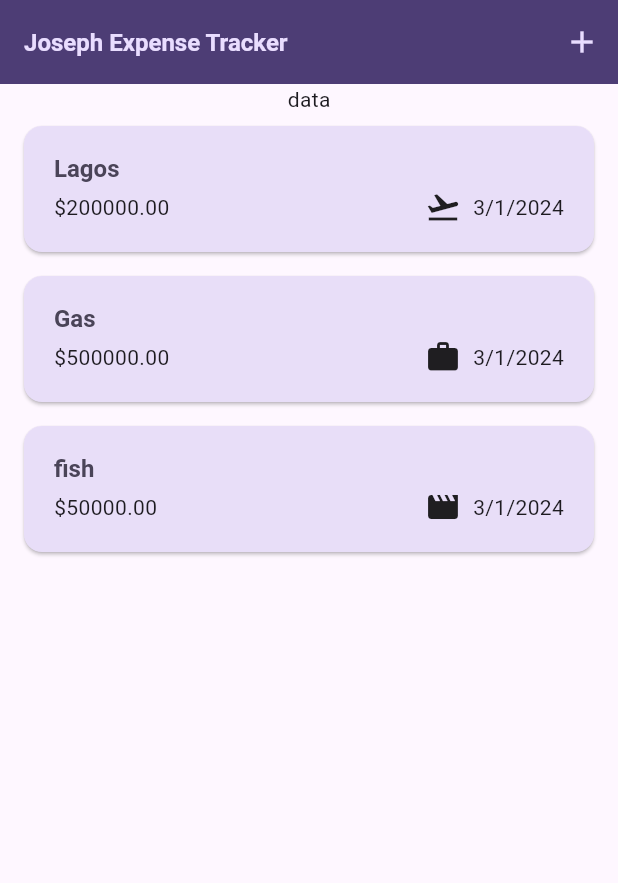
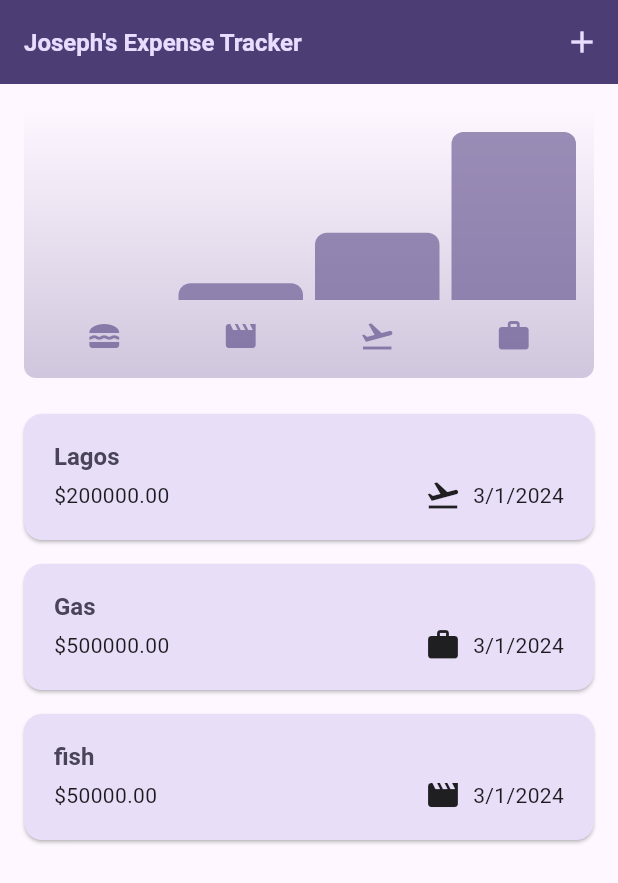
Before and after one commit to Joseph-Ofodum/expense_tracker, a Flutter app: the screen it shows after launch, on a phone screen of 412 x 824 dp. Shown: the top 883 px of the screen. Run offline on Flutter 3.47's test engine with Material 3 defaults, Android fonts, the phone set to English and light mode, and no system bars.

```diff
--- a/lib/main.dart
+++ b/lib/main.dart
@@ -1,4 +1,5 @@
 import 'package:flutter/material.dart';
+import 'package:flutter/services.dart';
 
 import 'package:expense_tracker/widgets/expenses.dart';
 
@@ -12,7 +13,12 @@ var kDarkColorScheme = ColorScheme.fromSeed(
 );
 
 void main() {
-  runApp(
+  WidgetsFlutterBinding.ensureInitialized();
+  SystemChrome.setPreferredOrientations([
+    DeviceOrientation.portraitUp,
+
+  ]).then((fn){
+    runApp(
     MaterialApp(
       darkTheme: ThemeData.dark().copyWith(
         colorScheme: kDarkColorScheme,
@@ -55,4 +61,8 @@ void main() {
       home: const Expenses(),
     ),
   );
+
+  }
+  );
+
 }
--- /dev/null
+++ b/lib/widgets/chart/chart.dart
@@ -0,0 +1,95 @@
+import 'package:flutter/material.dart';
+
+import 'package:expense_tracker/widgets/chart/chart_bar.dart';
+import 'package:expense_tracker/models/expense.dart';
+
+class Chart extends StatelessWidget {
+  const Chart({super.key, required this.expenses});
+
+  final List<Expense> expenses;
+
+  List<ExpenseBucket> get buckets {
+    return [
+      ExpenseBucket.forCategory(expenses, Category.food),
+      ExpenseBucket.forCategory(expenses, Category.leisure),
+      ExpenseBucket.forCategory(expenses, Category.travel),
+      ExpenseBucket.forCategory(expenses, Category.work),
+    ];
+  }
+
+  double get maxTotalExpense {
+    double maxTotalExpense = 0;
+
+    for (final bucket in buckets) {
+      if (bucket.totalExpenses > maxTotalExpense) {
+        maxTotalExpense = bucket.totalExpenses;
+      }
+    }
+
+    return maxTotalExpense;
+  }
+
+  @override
+  Widget build(BuildContext context) {
+    final isDarkMode =
+        MediaQuery.of(context).platformBrightness == Brightness.dark;
+    return Container(
+      margin: const EdgeInsets.all(16),
+      padding: const EdgeInsets.symmetric(
+        vertical: 16,
+        horizontal: 8,
+      ),
+      width: double.infinity,
+      height: 180,
+      decoration: BoxDecoration(
+        borderRadius: BorderRadius.circular(8),
+        gradient: LinearGradient(
+          colors: [
+            Theme.of(context).colorScheme.primary.withOpacity(0.3),
+            Theme.of(context).colorScheme.primary.withOpacity(0.0)
+          ],
+          begin: Alignment.bottomCenter,
+          end: Alignment.topCenter,
+        ),
+      ),
+      child: Column(
+        children: [
+          Expanded(
+            child: Row(
+              crossAxisAlignment: CrossAxisAlignment.end,
+              children: [
+                for (final bucket in buckets) // alternative to map()
+                  ChartBar(
+                    fill: bucket.totalExpenses == 0
+                        ? 0
+                        : bucket.totalExpenses / maxTotalExpense,
+                  )
+              ],
+            ),
+          ),
+          const SizedBox(height: 12),
+          Row(
+            children: buckets
+                .map(
+                  (bucket) => Expanded(
+                    child: Padding(
+                      padding: const EdgeInsets.symmetric(horizontal: 4),
+                      child: Icon(
+                        categoryIcons[bucket.category],
+                        color: isDarkMode
+                            ? Theme.of(context).colorScheme.secondary
+                            : Theme.of(context)
+                                .colorScheme
+                                .primary
+                                .withOpacity(0.7),
+                      ),
+                    ),
+                  ),
+                )
+                .toList(),
+          )
+        ],
+      ),
+    );
+  }
+}
--- /dev/null
+++ b/lib/widgets/chart/chart_bar.dart
@@ -0,0 +1,34 @@
+import 'package:flutter/material.dart';
+
+class ChartBar extends StatelessWidget {
+  const ChartBar({
+    super.key,
+    required this.fill,
+  });
+
+  final double fill;
+
+  @override
+  Widget build(BuildContext context) {
+    final isDarkMode =
+        MediaQuery.of(context).platformBrightness == Brightness.dark;
+    return Expanded(
+      child: Padding(
+        padding: const EdgeInsets.symmetric(horizontal: 4),
+        child: FractionallySizedBox(
+          heightFactor: fill,
+          child: DecoratedBox(
+            decoration: BoxDecoration(
+              shape: BoxShape.rectangle,
+              borderRadius:
+                  const BorderRadius.vertical(top: Radius.circular(8)),
+              color: isDarkMode
+                  ? Theme.of(context).colorScheme.secondary
+                  : Theme.of(context).colorScheme.primary.withOpacity(0.65),
+            ),
+          ),
+        ),
+      ),
+    );
+  }
+}
--- a/lib/widgets/expenses.dart
+++ b/lib/widgets/expenses.dart
@@ -1,3 +1,4 @@
+import 'package:expense_tracker/widgets/chart/chart.dart';
 import 'package:expense_tracker/widgets/expenses_list/expenses_list.dart';
 import 'package:expense_tracker/models/expense.dart';
 import 'package:expense_tracker/widgets/new_expense.dart';
@@ -54,17 +55,17 @@ class _ExpenseState extends State<Expenses> {
     });
     ScaffoldMessenger.of(context).clearSnackBars();
     ScaffoldMessenger.of(context).showSnackBar(
-       SnackBar(
+      SnackBar(
         duration: const Duration(seconds: 10),
         content: const Text('Expense deleted'),
         action: SnackBarAction(
           label: 'undo',
           onPressed: () {
             setState(() {
-               _registeredExpenses.insert(expenseIndex, expense);
+              _registeredExpenses.insert(expenseIndex, expense);
             });
-
-          },),
+          },
+        ),
       ),
     );
   }
@@ -83,14 +84,17 @@ class _ExpenseState extends State<Expenses> {
 
     return Scaffold(
       appBar: AppBar(
-        title: const Text('Joseph Expense Tracker'),
+        title: const Text('Joseph\'s Expense Tracker'),
         actions: [
           IconButton(
               onPressed: _openAndExpenseOverlay, icon: const Icon(Icons.add)),
         ],
       ),
       body: Column(
-        children: [const Text('data'), Expanded(child: maincontent)],
+        children: [
+          Chart(expenses: _registeredExpenses),
+          Expanded(child: maincontent),
+        ],
       ),
     );
   }
```
